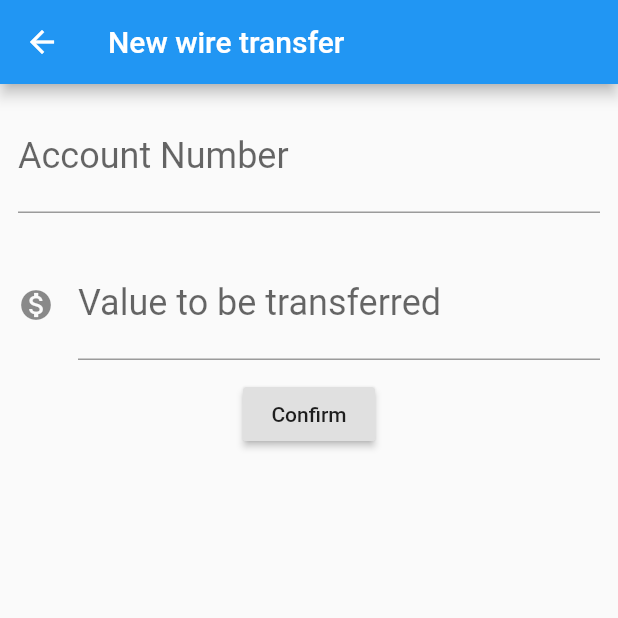
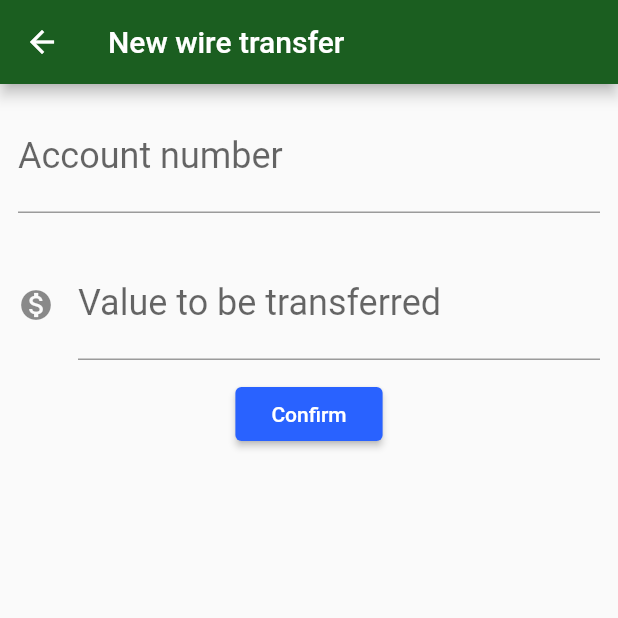
Before and after one commit to leonardonegrao/bytebank-flutter, a Flutter app: the screen it shows after launch, after a tap on the "add" icon, on a phone screen of 412 x 824 dp, the top half of it. Run offline on Flutter 3.47's test engine with Material 2 defaults, Android fonts, the phone set to English and light mode, and no system bars.

Commit message:
refactors the code

```diff
--- /dev/null
+++ b/lib/components/form_input.dart
@@ -0,0 +1,38 @@
+import 'package:flutter/material.dart';
+
+class FormInput extends StatelessWidget {
+  final TextEditingController controller;
+  final String label;
+  final String hint;
+  final IconData icon;
+
+  const FormInput({
+    this.controller,
+    this.label,
+    this.hint,
+    this.icon
+  });
+
+  getIcon() {
+    return (this.icon != null) ? Icon(this.icon) : null;
+  }
+
+  @override
+  Widget build(BuildContext context) {
+    return Padding(
+      padding: const EdgeInsets.all(12.0),
+      child: TextField(
+        controller: controller,
+        keyboardType: TextInputType.number,
+        style: TextStyle(
+          fontSize: 24.0,
+        ),
+        decoration: InputDecoration(
+          icon: getIcon(),
+          labelText: label,
+          hintText: hint,
+        ),
+      ),
+    );
+  }
+}
--- a/lib/main.dart
+++ b/lib/main.dart
@@ -1,3 +1,5 @@
+import 'package:bytebank/screens/wire_transfer/list.dart';
+import 'package:bytebank/theme/style.dart';
 import 'package:flutter/material.dart';
 
 void main() => runApp(BytebankApp());
@@ -6,177 +8,8 @@ class BytebankApp extends StatelessWidget {
   @override
   Widget build(BuildContext context) {
     return MaterialApp(
-      home: Scaffold(
-        body: WireTransferList(),
-      ),
+      theme: appTheme(),
+      home: WireTransferList(),
     );
   }
 }
-
-class WireTransferForm extends StatelessWidget {
-  final TextEditingController _controllerAccountNumberField =
-      TextEditingController();
-  final TextEditingController _controllerValueField = TextEditingController();
-
-  createWireTransfer(BuildContext context) {
-    final String accountNumber = this._controllerAccountNumberField.text;
-    final double value = double.tryParse(this._controllerValueField.text);
-
-    if (value != null) {
-      final newWireTransfer = WireTransfer(value, accountNumber);
-
-      Navigator.pop(context, newWireTransfer);
-    }
-  }
-
-  @override
-  Widget build(BuildContext context) {
-    return Scaffold(
-      appBar: AppBar(title: Text('New wire transfer')),
-      body: Column(
-        children: <Widget>[
-          FormInput(
-            controller: _controllerAccountNumberField,
-            label: 'Account Number',
-            hint: '00000-0',
-          ),
-          FormInput(
-            controller: _controllerValueField,
-            label: 'Value to be transferred',
-            hint: '00.00',
-            icon: Icons.monetization_on,
-          ),
-          RaisedButton(
-            child: Text('Confirm'),
-            onPressed: () => createWireTransfer(context),
-          ),
-        ],
-      ),
-    );
-  }
-}
-
-class FormInput extends StatelessWidget {
-  final TextEditingController controller;
-  final String label;
-  final String hint;
-  final IconData icon;
-
-  const FormInput({
-    this.controller,
-    this.label,
-    this.hint,
-    this.icon
-  });
-
-  getIcon() {
-    return (this.icon != null) ? Icon(this.icon) : null;
-  }
-
-  @override
-  Widget build(BuildContext context) {
-    return Padding(
-      padding: const EdgeInsets.all(12.0),
-      child: TextField(
-        controller: controller,
-        keyboardType: TextInputType.number,
-        style: TextStyle(
-          fontSize: 24.0,
-        ),
-        decoration: InputDecoration(
-          icon: getIcon(),
-          labelText: label,
-          hintText: hint,
-        ),
-      ),
-    );
-  }
-}
-
-class WireTransferList extends StatefulWidget {
-
-  final List<WireTransfer> wireTransfersList = List();
-
-  @override
-  State<StatefulWidget> createState() {
-    return WireTransferListState();
-  }
-}
-
-class WireTransferListState extends State<WireTransferList> {
-
-  addWireTransferToList(WireTransfer wireTransfer) {
-    setState(() { widget.wireTransfersList.add(wireTransfer); });
-  }
-
-  buildItem(BuildContext context, int index) {
-    final wireTransfer = widget.wireTransfersList[index];
-
-    return WireTransferItem(wireTransfer);
-  }
-
-  redirectToForm(BuildContext context) {
-    final route = MaterialPageRoute<WireTransfer>(
-        builder: (context) => WireTransferForm()
-    );
-
-    final Future<WireTransfer> future = Navigator.push(context, route);
-    future.then((wireTransfer) => addWireTransferToList(wireTransfer));
-  }
-
-  @override
-  Widget build(BuildContext context) {
-    return Scaffold(
-      appBar: AppBar(
-        title: Text('Wire Transfers'),
-      ),
-      body: ListView.builder(
-        padding: const EdgeInsets.only(bottom: 8.0),
-        itemCount: widget.wireTransfersList.length,
-        itemBuilder: (BuildContext context, int index) =>
-          buildItem(context, index),
-      ),
-      floatingActionButton: FloatingActionButton(
-        child: Icon(Icons.add),
-        onPressed: () => redirectToForm(context),
-      ),
-    );
-  }
-}
-
-class WireTransferItem extends StatelessWidget {
-  final WireTransfer _wireTransfer;
-
-  const WireTransferItem(this._wireTransfer);
-
-  @override
-  Widget build(BuildContext context) {
-    return Card(
-      child: ListTile(
-        leading: Icon(Icons.monetization_on),
-        title: Text(_wireTransfer.valueToCurrency()),
-        subtitle: Text(_wireTransfer.accountNumber),
-      ),
-    );
-  }
-}
-
-class WireTransfer {
-  final double value;
-  final String accountNumber;
-
-  WireTransfer(this.value, this.accountNumber);
-
-  @override
-  String toString() {
-    final value = this.valueToCurrency();
-    final accountNumber = this.accountNumber;
-
-    return 'Wire transfer to $accountNumber of value $value';
-  }
-
-  String valueToCurrency() {
-    final value = this.value.toString();
-    return '\$$value';
-  }
-}
--- /dev/null
+++ b/lib/models/wire_transfer.dart
@@ -0,0 +1,19 @@
+class WireTransfer {
+  final double value;
+  final String accountNumber;
+
+  WireTransfer(this.value, this.accountNumber);
+
+  @override
+  String toString() {
+    final value = this.valueToCurrency();
+    final accountNumber = this.accountNumber;
+
+    return 'Wire transfer to $accountNumber of value $value';
+  }
+
+  String valueToCurrency() {
+    final value = this.value.toString();
+    return '\$$value';
+  }
+}
--- /dev/null
+++ b/lib/screens/wire_transfer/form.dart
@@ -0,0 +1,67 @@
+import 'package:bytebank/components/form_input.dart';
+import 'package:bytebank/models/wire_transfer.dart';
+import 'package:flutter/material.dart';
+
+const _appBarTitle = 'New wire transfer';
+
+const _labelAccountNumberField = 'Account number';
+const _hintAccountNumberField = '00000-0';
+
+const _labelValueField = 'Value to be transferred';
+const _hintValueField = '00.00';
+
+const _labelConfirmButton = 'Confirm';
+
+class WireTransferForm extends StatefulWidget {
+
+  @override
+  State<StatefulWidget> createState() {
+    return WireTransferFormState();
+  }
+}
+
+class WireTransferFormState extends State<WireTransferForm> {
+
+  final TextEditingController _controllerAccountNumberField =
+  TextEditingController();
+  final TextEditingController _controllerValueField = TextEditingController();
+
+  createWireTransfer(BuildContext context) {
+    final String accountNumber = this._controllerAccountNumberField.text;
+    final double value = double.tryParse(this._controllerValueField.text);
+
+    if (value != null) {
+      final newWireTransfer = WireTransfer(value, accountNumber);
+
+      Navigator.pop(context, newWireTransfer);
+    }
+  }
+
+  @override
+  Widget build(BuildContext context) {
+    return Scaffold(
+      appBar: AppBar(title: Text(_appBarTitle)),
+      body: SingleChildScrollView(
+        child: Column(
+          children: <Widget>[
+            FormInput(
+              controller: _controllerAccountNumberField,
+              label: _labelAccountNumberField,
+              hint: _hintAccountNumberField,
+            ),
+            FormInput(
+              controller: _controllerValueField,
+              label: _labelValueField,
+              hint: _hintValueField,
+              icon: Icons.monetization_on,
+            ),
+            RaisedButton(
+              child: Text(_labelConfirmButton),
+              onPressed: () => createWireTransfer(context),
+            ),
+          ],
+        ),
+      ),
+    );
+  }
+}
--- /dev/null
+++ b/lib/screens/wire_transfer/list.dart
@@ -0,0 +1,76 @@
+import 'package:bytebank/models/wire_transfer.dart';
+import 'package:flutter/material.dart';
+
+import 'form.dart';
+
+const _appBarTitle = 'Wire transfers';
+
+class WireTransferList extends StatefulWidget {
+
+  final List<WireTransfer> wireTransfersList = List();
+
+  @override
+  State<StatefulWidget> createState() {
+    return WireTransferListState();
+  }
+}
+
+class WireTransferListState extends State<WireTransferList> {
+
+  addWireTransferToList(WireTransfer wireTransfer) {
+    if (wireTransfer == null)
+      return;
+    setState(() { widget.wireTransfersList.add(wireTransfer); });
+  }
+
+  buildItem(BuildContext context, int index) {
+    final wireTransfer = widget.wireTransfersList[index];
+
+    return WireTransferItem(wireTransfer);
+  }
+
+  redirectToForm(BuildContext context) {
+    final route = MaterialPageRoute<WireTransfer>(
+        builder: (context) => WireTransferForm()
+    );
+
+    final Future<WireTransfer> future = Navigator.push(context, route);
+    future.then((wireTransfer) => addWireTransferToList(wireTransfer));
+  }
+
+  @override
+  Widget build(BuildContext context) {
+    return Scaffold(
+      appBar: AppBar(
+        title: Text(_appBarTitle),
+      ),
+      body: ListView.builder(
+        padding: const EdgeInsets.only(bottom: 8.0),
+        itemCount: widget.wireTransfersList.length,
+        itemBuilder: (BuildContext context, int index) =>
+            buildItem(context, index),
+      ),
+      floatingActionButton: FloatingActionButton(
+        child: Icon(Icons.add),
+        onPressed: () => redirectToForm(context),
+      ),
+    );
+  }
+}
+
+class WireTransferItem extends StatelessWidget {
+  final WireTransfer _wireTransfer;
+
+  const WireTransferItem(this._wireTransfer);
+
+  @override
+  Widget build(BuildContext context) {
+    return Card(
+      child: ListTile(
+        leading: Icon(Icons.monetization_on),
+        title: Text(_wireTransfer.valueToCurrency()),
+        subtitle: Text(_wireTransfer.accountNumber),
+      ),
+    );
+  }
+}
--- /dev/null
+++ b/lib/theme/style.dart
@@ -0,0 +1,12 @@
+import 'package:flutter/material.dart';
+
+ThemeData appTheme() {
+  return ThemeData(
+    primaryColor: Colors.green[900],
+    accentColor: Colors.blueAccent[700],
+    buttonTheme: ButtonThemeData(
+      buttonColor: Colors.blueAccent[700],
+      textTheme: ButtonTextTheme.primary,
+    ),
+  );
+}
```
Also changed, not shown: 1 other file.
